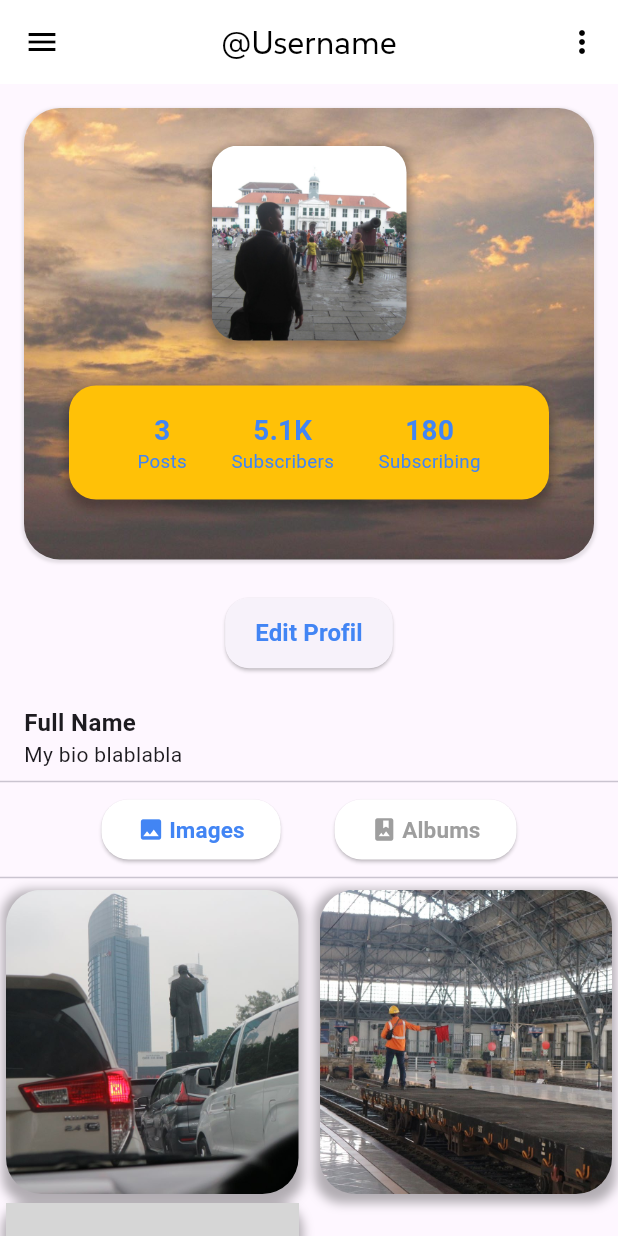
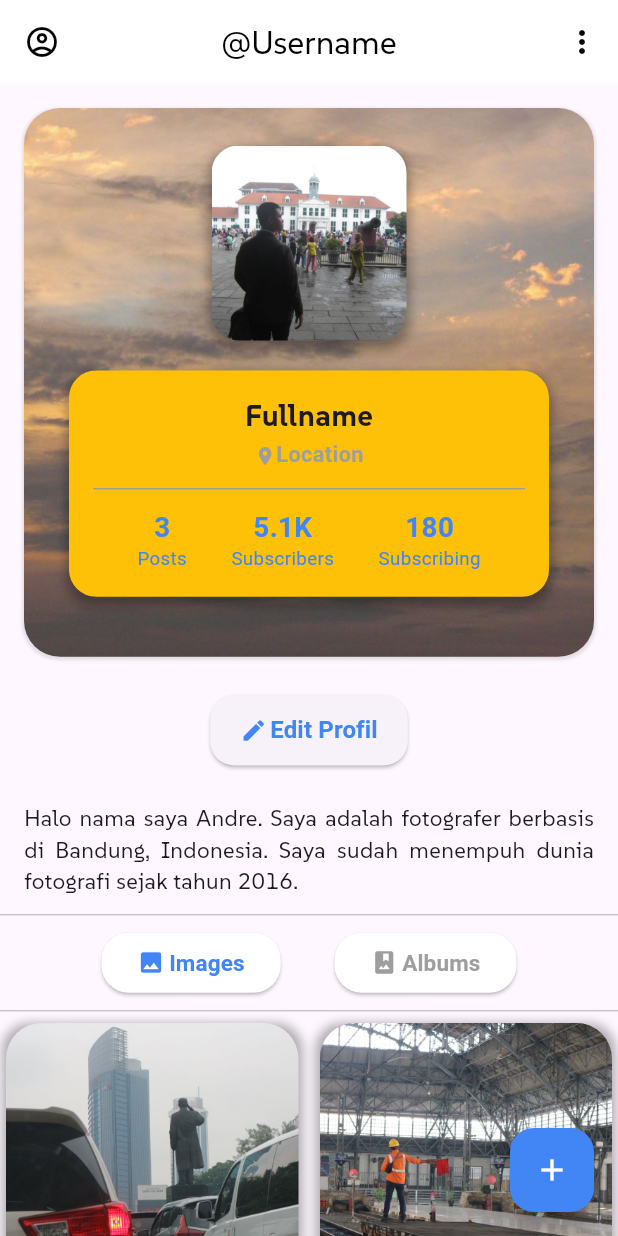
Before and after one commit to yosiasp/mobile_prog_kel6, a Flutter app: the Profile screen opened directly, on a phone screen of 412 x 824 dp. Run offline on Flutter 3.47's test engine with Material 3 defaults, Android fonts, the phone set to English and light mode, and no system bars; grey boxes are pictures that could not be loaded.

Commit message:
Adding features and improving for profile

```diff
--- a/lib/screens/profile.dart
+++ b/lib/screens/profile.dart
@@ -2,6 +2,7 @@
 
 import 'package:flutter/material.dart';
 import '../auth/login_or_register.dart';
+import 'upload_image.dart';
 
 class Profile extends StatefulWidget {
   const Profile({super.key, this.onTap});
@@ -20,7 +21,7 @@ class _ProfileState extends State<Profile> {
       appBar: AppBar(
         backgroundColor: Colors.white,
         elevation: 0,
-        leading: const Icon(Icons.menu, color: Colors.black),
+        leading: const Icon(Icons.account_circle_outlined, size: 24, color: Colors.black),
         title: const Text(
           '@Username',
           style:
@@ -29,7 +30,7 @@ class _ProfileState extends State<Profile> {
         centerTitle: true,
         actions: [
           IconButton(
-            icon: const Icon(Icons.more_vert, color: Colors.black),
+            icon: const Icon(Icons.more_vert, size: 24 , color: Colors.black),
             onPressed: () {
               // Menampilkan dropdown menu saat tombol diklik
               showMenu(
@@ -37,16 +38,6 @@ class _ProfileState extends State<Profile> {
                 position: const RelativeRect.fromLTRB(
                     100, 100, 0, 0), // Sesuaikan posisi
                 items: [
-                  // PopupMenuItem(
-                  //   child: ListTile(
-                  //     leading: const Icon(Icons.edit),
-                  //     title: const Text('Edit Profil'),
-                  //     onTap: () {
-                  //       Navigator.pop(context); // Menutup menu
-                  //       // Aksi untuk Edit Profile
-                  //     },
-                  //   ),
-                  // ),
                   PopupMenuItem(
                     child: ListTile(
                       leading: const Icon(Icons.settings),
@@ -133,7 +124,7 @@ class _ProfileState extends State<Profile> {
                           ),
                         ),
 
-                        const SizedBox(height: 30),
+                        const SizedBox(height: 20),
 
                         // Account Information
                         Padding(
@@ -154,14 +145,69 @@ class _ProfileState extends State<Profile> {
                                   ),
                                 ],
                               ),
-                              child: const Row(
+                              child: const Column(
+                                children: [
+                                  // Fullname, role, and Location
+                                  const Column(
+                                    mainAxisAlignment: MainAxisAlignment.center,
+                                    children: [
+                                      // Fullname
+                                      Text(
+                                        'Fullname',
+                                        style: TextStyle(
+                                          fontFamily: 'Suse',
+                                          fontSize: 20,
+                                          fontWeight: FontWeight.bold,
+                                        ),
+                                      ),
+
+                                      const SizedBox(height: 0.8),
+
+                                      // Location
+                                      const Row(
+                                        mainAxisAlignment: MainAxisAlignment.center,
+                                        children: [
+                                          Icon(
+                                            Icons.location_on,
+                                            color: Colors.grey,
+                                            size: 14.5,
+                                          ),
+                                          Text(
+                                            'Location',
+                                            style: TextStyle(
+                                              fontFamily: 'Roboto',
+                                              fontSize:14.5,
+                                              color: Colors.grey,
+                                              fontWeight: FontWeight.w600,
+                                            ),
+                                          ),
+                                        ],
+                                      )
+
+                                    ],
+                                  ),
+
+                                  const SizedBox(height: 4),
+
+                                  // Row Divider
+                                  const Divider(
+                                    color: Colors.grey,
+                                    thickness: 1,
+                                  ),
+
+                                  const SizedBox(height: 4),
+
+                                  // Other Info
+                                  const Row(
                                     mainAxisAlignment: MainAxisAlignment.spaceEvenly,
-                                children: const [
+                                    children: [
                                       ProfileInfo(number: '3', label: 'Posts'),
                                       ProfileInfo(number: '5.1K', label: 'Subscribers'),
                                       ProfileInfo(number: '180', label: 'Subscribing'),
                                     ],
                                   ),
+                                ],
+                              )
                             ),
                           )
                         ),
@@ -182,13 +228,26 @@ class _ProfileState extends State<Profile> {
                         borderRadius: BorderRadius.circular(16),
                       ),
                     ),
-                    child: const Text(
+                    child: const Row(
+                      mainAxisSize: MainAxisSize.min,
+                      children: [
+                        const Icon(
+                          Icons.edit,
+                          size: 18,
+                          color: Color(0xFF4285F4)
+                        ),
+
+                        const SizedBox(width: 2),
+
+                        const Text(
                           'Edit Profil',
                           style: TextStyle(
                             fontSize: 16,
                             color: Color(0xFF4285F4),
                             fontWeight: FontWeight.bold,
                           ),
+                        ),
+                      ],
                     ),
                   ),
 
@@ -197,30 +256,28 @@ class _ProfileState extends State<Profile> {
               ),
             ),
 
-            // Personal Information
+            // About Section (Flexible pharagraph)
             const Padding(
               padding: EdgeInsets.symmetric(horizontal: 16.0),
-              child: Align(
-                alignment: Alignment.centerLeft,
-                child: Column(
-                  crossAxisAlignment: CrossAxisAlignment.start,
-                  children: [
-                    Text('Full Name',
+              child: Row(
+                children:[
+                  Flexible(
+                    child: Text(
+                      'Halo nama saya Andre. Saya adalah fotografer berbasis di Bandung, Indonesia. Saya sudah menempuh dunia fotografi sejak tahun 2016.',
                       style: TextStyle(
-                          fontSize: 16,
-                          fontFamily: 'Roboto',
-                          fontWeight: FontWeight.bold,
-                        )),
-                    Text('My bio blablabla',
-                        style: TextStyle(
-                          fontSize: 14,
-                          fontFamily: 'Roboto',
+                        fontSize: 15,
+                        fontFamily: 'Suse',
                         fontWeight: FontWeight.w500,
-                        )),
-                  ],
+                      ),
+                      textAlign: TextAlign.justify,
+                      softWrap: true,
                     ),
                   ),
+                ]
               ),
+            ),
+
+            const SizedBox(height: 4),
 
             const Divider(),
 
@@ -246,7 +303,7 @@ class _ProfileState extends State<Profile> {
                     children: [
                       Icon(
                         Icons.photo,
-                        color: showImages ? const Color(0xFF4285F4) : Colors.grey[500], // Changing Based of Chosen View
+                        color: showImages ? const Color(0xFF4285F4) : Colors.grey[500], // Changing Based of Chosen View (Images/Albums)
                       ),
                       const SizedBox(width: 3),
                       Text(
@@ -255,7 +312,7 @@ class _ProfileState extends State<Profile> {
                           fontSize: 15,
                           fontFamily: 'Roboto',
                           fontWeight: FontWeight.w700,
-                          color: showImages ? const Color(0xFF4285F4) : Colors.grey[500], // Changing Based of Chosen View
+                          color: showImages ? const Color(0xFF4285F4) : Colors.grey[500], // Changing Based of Chosen View (Images/Albums)
                         )
                       )
                     ],
@@ -306,6 +363,20 @@ class _ProfileState extends State<Profile> {
           ],
         ),
       ),
+
+      // Floation Button To Upload New Post
+      floatingActionButton: FloatingActionButton(
+        onPressed: () {
+          Navigator.push(
+            context,
+            MaterialPageRoute(
+              builder: (context) => const UploadImage()),
+          );
+        },
+        backgroundColor: Color(0xFF4285F4),
+        child: const Icon(Icons.add, color: Colors.white, size: 24),
+      ),
+
     );
   }
 }
--- a/pubspec.yaml
+++ b/pubspec.yaml
@@ -35,6 +35,7 @@ dependencies:
   # The following adds the Cupertino Icons font to your application.
   # Use with the CupertinoIcons class for iOS style icons.
   cupertino_icons: ^1.0.8
+  floating_action_bubble: ^1.1.4
 
 dev_dependencies:
   flutter_test:
```
Also changed, not shown: pubspec.lock, 3 other files. Lines whose indentation alone changed are shown as unchanged.
